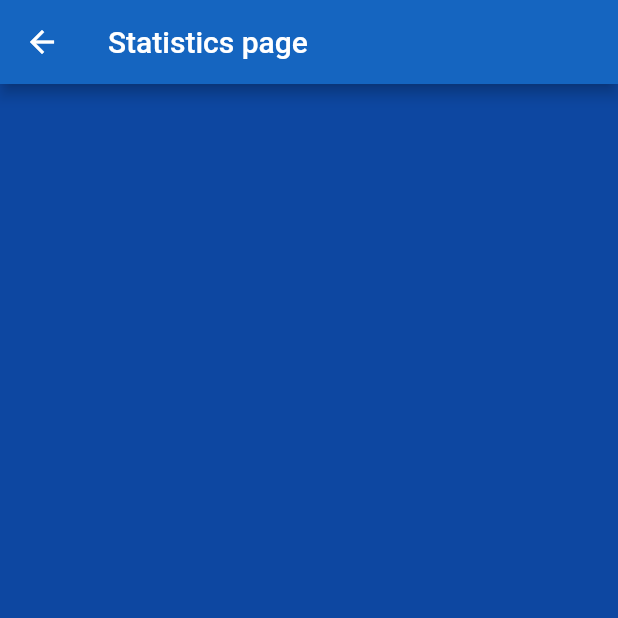
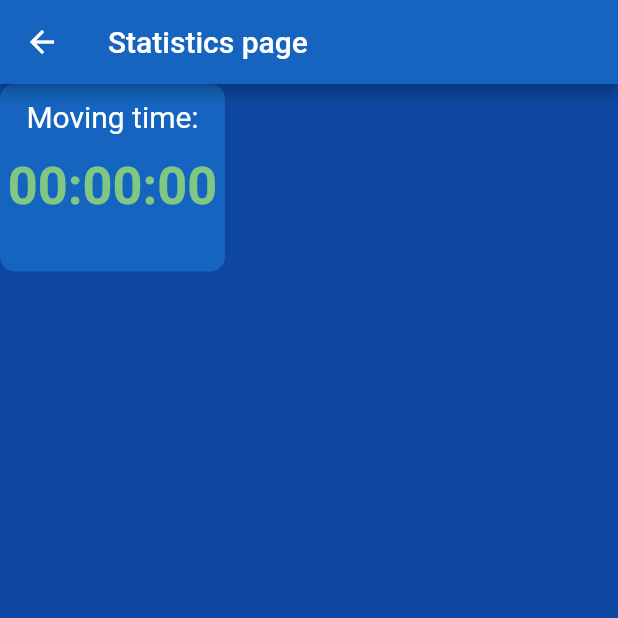
Before and after one commit to lilag-dawg/OSS_APP, a Flutter app: the StatisticsScreen screen opened directly, on a phone screen of 412 x 824 dp, the top half of it. Run offline on Flutter 3.47's test engine with Material 2 defaults, Android fonts, the phone set to English and light mode, and no system bars.

Commit message:
OSS-175: added box to store infos

```diff
--- a/lib/screens/statistics_screen.dart
+++ b/lib/screens/statistics_screen.dart
@@ -1,8 +1,22 @@
 import 'package:flutter/material.dart';
 
 import '../constants.dart' as Constants;
+import '../widgets/StatisticBox.dart';
+import '../widgets/stopWatch.dart';
 
-class StatisticsScreen extends StatelessWidget {
+class StatisticsScreen extends StatefulWidget {
+
+  String time = "00:00:00";
+
+  @override
+  State<StatefulWidget> createState() {
+    // TODO: implement createState
+    return StatisticScreenState();
+  }
+}
+
+class StatisticScreenState extends State<StatisticsScreen>{
+
   @override
   Widget build(BuildContext context) {
     return Scaffold(
@@ -11,7 +25,7 @@ class StatisticsScreen extends StatelessWidget {
         backgroundColor: Color(Constants.blueButtonColor),
         title: Text("Statistics page")
       ),
-
+      body: StatisticBox(150, 125, 'Moving time:', widget.time),
     );
   }
 }
--- /dev/null
+++ b/lib/widgets/StatisticBox.dart
@@ -0,0 +1,59 @@
+import '../constants.dart' as Constants;
+
+import 'package:flutter/material.dart';
+
+class StatisticBox extends StatefulWidget {
+  final double boxWidth;
+  final double boxHeight;
+  final String boxTitle;
+  final String boxContent;
+
+  StatisticBox(this.boxWidth, this.boxHeight, this.boxTitle, this.boxContent);
+
+  @override
+  State<StatefulWidget> createState() {
+    // TODO: implement createState
+    return StatisticBoxState();
+  }
+}
+
+class StatisticBoxState extends State<StatisticBox>{
+  @override
+  Widget build(BuildContext context) {
+    return Container(
+      decoration: BoxDecoration(
+        borderRadius: BorderRadius.circular(10),
+        color: Color(Constants.blueButtonColor)
+      ),
+      child: SizedBox(
+        width: widget.boxWidth,
+        height: widget.boxHeight,
+        child: Column(
+          children: <Widget>[
+            SizedBox(
+              height: widget.boxHeight/12.5
+            ),
+            Text(
+              widget.boxTitle,
+              style: TextStyle(
+                color: Colors.white,
+                fontSize: widget.boxWidth/7.5,
+              ),
+            ),
+            SizedBox(
+              height: 125/8.33
+            ),
+            Text(
+              widget.boxContent,
+              style: TextStyle(
+                fontWeight: FontWeight.bold,
+                color: Colors.green[300],
+                fontSize: widget.boxWidth/4.3,
+              ),
+            )
+          ],
+        )
+      ),
+    );
+  }
+}
--- a/lib/widgets/stopWatch.dart
+++ b/lib/widgets/stopWatch.dart
@@ -14,9 +14,8 @@ class MyStopWatch extends StatefulWidget {
 }
 
 class StopWatchState extends State<MyStopWatch>{
-
+  String bigButtonText = 'Start';
   IconData _iconPlayPause = Icons.play_arrow;
-  String _bigButtonText = 'Start';
   bool isStartPressed = true;
   bool isStopPressed = true;
   bool isResetPressed = true;
@@ -33,10 +32,9 @@ class StopWatchState extends State<MyStopWatch>{
       startTimer();
     }
     setState(() {
-      _bigButtonText = _stopWatch.elapsed.inHours.toString().padLeft(2, '0') + ' : '
+      bigButtonText = _stopWatch.elapsed.inHours.toString().padLeft(2, '0') + ' : '
                       + (_stopWatch.elapsed.inMinutes%60).toString().padLeft(2, '0') + ' : '
-                      + (_stopWatch.elapsed.inSeconds%60).toString().padLeft(2, '0') + ' : '
-                      + (_stopWatch.elapsed.inMilliseconds%60).toString().padLeft(2, '0');
+                      + (_stopWatch.elapsed.inSeconds%60).toString().padLeft(2, '0');
     });
   }
 
@@ -65,7 +63,7 @@ class StopWatchState extends State<MyStopWatch>{
   void resetStopWatch(){
     setState(() {
       isStartShown = true;
-      _bigButtonText = 'Start';
+      bigButtonText = 'Start';
       isStartPressed = true;
       isResetPressed = true;
     });
@@ -98,7 +96,7 @@ class StopWatchState extends State<MyStopWatch>{
                   crossAxisAlignment: CrossAxisAlignment.center,
                   children: <Widget>[
                     Text(
-                      _bigButtonText,
+                      bigButtonText,
                       style: TextStyle(
                         fontWeight: FontWeight.bold,
                         fontSize: 40
@@ -107,7 +105,7 @@ class StopWatchState extends State<MyStopWatch>{
                     Visibility(
                       visible: isStartShown? false:true,
                       child: Text(
-                        'Hrs      Min     Sec      Ms',
+                        'Hrs      Min     Sec',
                         style: TextStyle(
                           fontWeight: FontWeight.bold,
                           fontSize: 25
```
